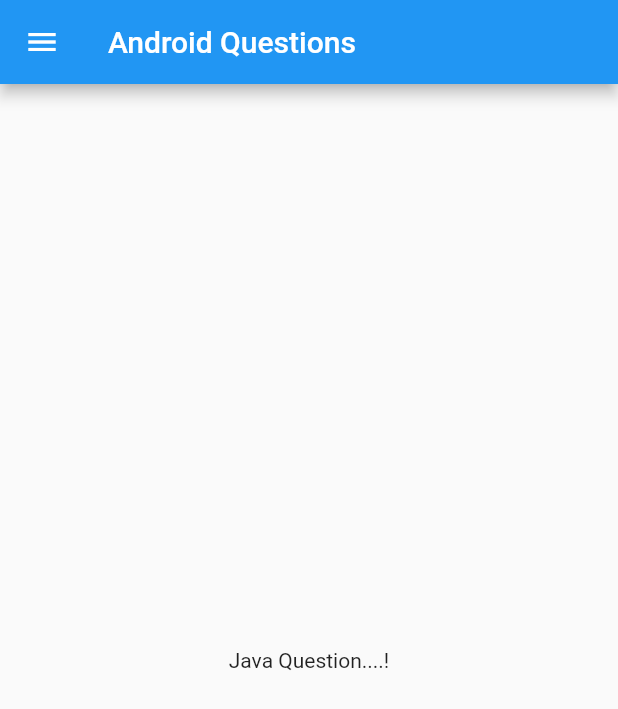
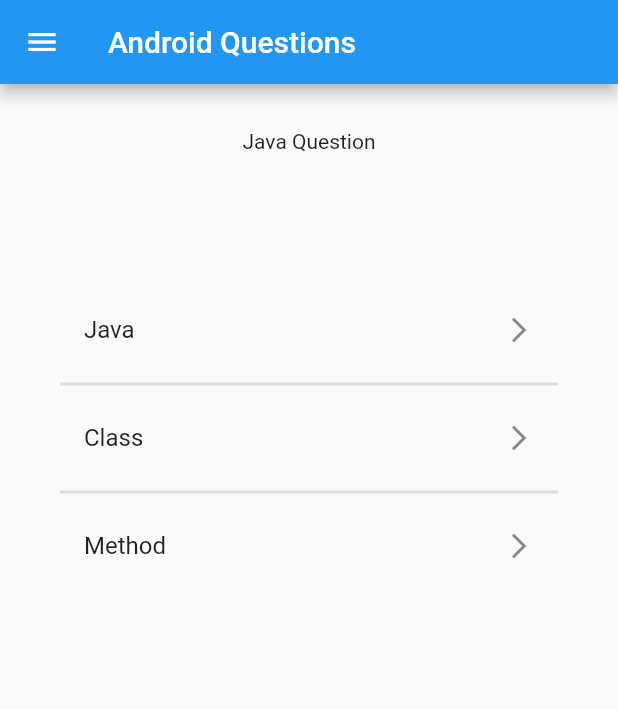
Before and after one commit to Ezhiltechii/AndroidQuestion, a Flutter app: the screen it shows after launch, on a phone screen of 412 x 824 dp. Shown: the top 709 px of the screen. Run offline on Flutter 3.47's test engine with Material 2 defaults, Android fonts, the phone set to English and light mode, and no system bars.

Commit message:
directory created

```diff
--- /dev/null
+++ b/lib/javaquestions/java_data.dart
@@ -0,0 +1,40 @@
+import 'package:flutter/material.dart';
+
+final  Javaquiz = [
+  Note(
+    title: 'Java',
+    content: "*Programming language and a cross-platform" +
+        "*High level, robust, object-oriented and secure programming language." +
+        "*Platform Independent." +
+        "*Simple to write, easy to learn and understand." +
+        "*Free to access and run on all platform." +
+        "*Lot of applications, websites, and games are developed using Java.",
+    image:"assets/images/splash_image.png",
+  ),
+  Note(
+    title: 'Class',
+    content: 'Class is a user-defined type',
+    image:"assets/images/splash_image.png",
+  ),
+  Note(
+    title: 'Method',
+    content: 'Method in Java is a collection of instructions that performs a specific task',
+    image:"assets/images/splash_image.png",
+  )
+];
+
+class Note {
+  final String title;
+  final String content;
+  final String image;
+
+  Note({required this.title, required this.content, required this.image});
+}
+
+TextStyle styleWidget() {
+  return TextStyle(
+    fontSize:16,
+    color: Colors.red, fontWeight: FontWeight.w500,
+    //  fontFamily: Fonts.poppins_medium
+  );
+}
--- a/lib/main_screen.dart
+++ b/lib/main_screen.dart
@@ -1,8 +1,10 @@
 import 'package:flutter/cupertino.dart';
 import 'package:flutter/material.dart';
-import 'package:question_answer/android_question.dart';
-import 'package:question_answer/shortcutkeys.dart';
+import 'package:question_answer/androidquesions/android_question.dart';
+import 'package:question_answer/javaquestions/details_screen.dart';
+import 'package:question_answer/shortcutkeys/shortcutkeys.dart';
 
+import 'javaquestions/java_data.dart';
 
 class SplashScreen extends StatefulWidget {
   const SplashScreen({Key? key}) : super(key: key);
@@ -13,10 +15,8 @@ class SplashScreen extends StatefulWidget {
 
 class _SplashScreenState extends State<SplashScreen> {
 
-
   @override
   void initState() {
-
     super.initState();
   }
 
@@ -24,8 +24,58 @@ class _SplashScreenState extends State<SplashScreen> {
   Widget build(BuildContext context) {
     return Scaffold(
       appBar: AppBar(title: Text("Android Questions")),
-      body: const Center(
-        child: Text('Java Question....!'),
+      body: Container(
+        child: Center(
+          child: Padding(
+            padding: const EdgeInsets.only(top: 30.0),
+            child: Column(
+              children: [
+                Text("Java Question"),
+                SizedBox(
+                  height: 10,
+                ),
+                Padding(
+                  padding: const EdgeInsets.only(
+                      top: 80.0, bottom: 80, left: 40, right: 40
+                  ),
+                  child: Container(
+                    child: ListView.separated(
+                        scrollDirection: Axis.vertical,
+                        shrinkWrap: true,
+                        itemCount: Javaquiz.length,
+                        itemBuilder: (context, index) {
+                          return ListTile(
+                            title: Text(
+                              Javaquiz[index].title,
+                            ),
+                            trailing: Icon(
+                              Icons.arrow_forward_ios,
+                              size: 20.0,
+                            ),
+                            // subtitle: Text(
+                            //   _noteList[index].content,
+                            // ),
+                            onTap: () {
+                              Navigator.push(
+                                context,
+                                MaterialPageRoute(
+                                  builder: (context) =>
+                                      DetailScreen(Javaquiz[index]),
+                                ),
+                              );
+                            },
+                          );
+                        },
+                        separatorBuilder: (BuildContext context, int index) {
+                          return Divider(thickness: 2);
+                        }),
+                  ),
+
+                ),
+              ],
+            ),
+          ),
+        ),
       ),
       drawer: _sideDrawer(),
     );
@@ -36,32 +86,24 @@ class _SplashScreenState extends State<SplashScreen> {
       backgroundColor: Colors.red,
       child: ListView(
           padding: EdgeInsets.zero,
-       children: <Widget>[
-         _headerLayout(),
-         _navigationViewItemList()
-        ]
-
-     ),
+          children: <Widget>[_headerLayout(), _navigationViewItemList()]),
     );
   }
+
   _headerLayout() {
     return Padding(
       padding: EdgeInsets.fromLTRB(10, 70, 10, 10),
       child: Container(
-
         padding: EdgeInsets.only(bottom: 30),
         decoration: BoxDecoration(
-           border: Border(
-               bottom:
-               BorderSide(color: Colors.white70)
-           )
-       ),
+            border: Border(bottom: BorderSide(color: Colors.white70))),
         child: Row(
           children: [
             CircleAvatar(
               radius: 40,
-          //   backgroundColor : Colors.green,
-             backgroundImage : NetworkImage("https://randomuser.me/api/portraits/men/11.jpg"),
+              backgroundImage:
+              // Image.asset("assets/images/splash_image.png");
+              NetworkImage("https://randomuser.me/api/portraits/men/11.jpg"),
             ),
             Flexible(
               child: Padding(
@@ -69,22 +111,16 @@ class _SplashScreenState extends State<SplashScreen> {
                 child: Column(
                     crossAxisAlignment: CrossAxisAlignment.start,
                     children: [
-                     Text(
-                         "Android Java Q/A",
+                      Text("Android Java Q/A",
                           style: TextStyle(
                             fontSize: 18,
                             color: Colors.black,
-
-
-                         )
-                     ),
+                          )),
                       SizedBox(
                         height: 10,
                       ),
-                     Text(
-                         "version ",
-                         style: TextStyle(fontSize: 14, color: Colors.black)
-                     )
+                      Text("version ",
+                          style: TextStyle(fontSize: 14, color: Colors.black))
                     ]),
               ),
             )
@@ -101,7 +137,6 @@ class _SplashScreenState extends State<SplashScreen> {
         children: <Widget>[
           Container(
             child: ListTile(
-
               title: Text("Java Questions"),
               trailing: Icon(
                 Icons.navigate_next,
@@ -121,7 +156,6 @@ class _SplashScreenState extends State<SplashScreen> {
           ),
           Container(
             child: ListTile(
-
               title: Text("Android Questions"),
               trailing: Icon(
                 Icons.navigate_next,
@@ -141,7 +175,6 @@ class _SplashScreenState extends State<SplashScreen> {
           ),
           Container(
             child: ListTile(
-
               title: Text("Abbreviation"),
               trailing: Icon(
                 Icons.navigate_next,
@@ -161,7 +194,6 @@ class _SplashScreenState extends State<SplashScreen> {
           ),
           Container(
             child: ListTile(
-
               title: Text("Shortcut Keys"),
               trailing: Icon(
                 Icons.navigate_next,
@@ -170,7 +202,7 @@ class _SplashScreenState extends State<SplashScreen> {
                 Navigator.pop(context);
                 Navigator.push(
                   context,
-                  MaterialPageRoute(builder: (context) =>  ShortcutKeys()),
+                  MaterialPageRoute(builder: (context) => ShortcutKeys()),
                 );
               },
             ),
@@ -181,7 +213,6 @@ class _SplashScreenState extends State<SplashScreen> {
           ),
           Container(
             child: ListTile(
-
               title: Text("Android Tools"),
               trailing: Icon(
                 Icons.navigate_next,
@@ -201,7 +232,6 @@ class _SplashScreenState extends State<SplashScreen> {
           ),
           Container(
             child: ListTile(
-
               title: Text("Developer Profile"),
               trailing: Icon(
                 Icons.navigate_next,
@@ -221,7 +251,6 @@ class _SplashScreenState extends State<SplashScreen> {
           ),
           Container(
             child: ListTile(
-
               title: Text("Company Profile"),
               trailing: Icon(
                 Icons.navigate_next,
@@ -239,11 +268,18 @@ class _SplashScreenState extends State<SplashScreen> {
               bottom: BorderSide(color: Colors.grey.shade300, width: 0.5),
             )),
           ),
-
         ],
       ),
     );
   }
+}
 
+class NameList {
+  String? Name;
+  String? work;
 
+  NameList({
+    required this.Name,
+    required this.work,
+  });
 }
```
Also changed, not shown: lib/javaquestions/details_screen.dart (added, +71 -0 lines), lib/main.dart (+5 -7 lines), lib/shortcutkeys.dart (deleted, +0 -99 lines), lib/shortcutkeys/shortcutkeys.dart (added, +85 -0 lines), lib/androidquesions/android_question.dart (renamed from lib/android_question.dart), 1 other file. Lines whose indentation alone changed are shown as unchanged.
